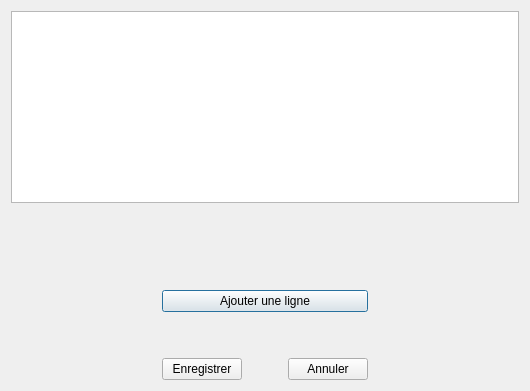
This is dialoginsertionremi.ui in LouisVraie/dbManagerApp as Qt 5 draws it before an edit. The edited form follows.
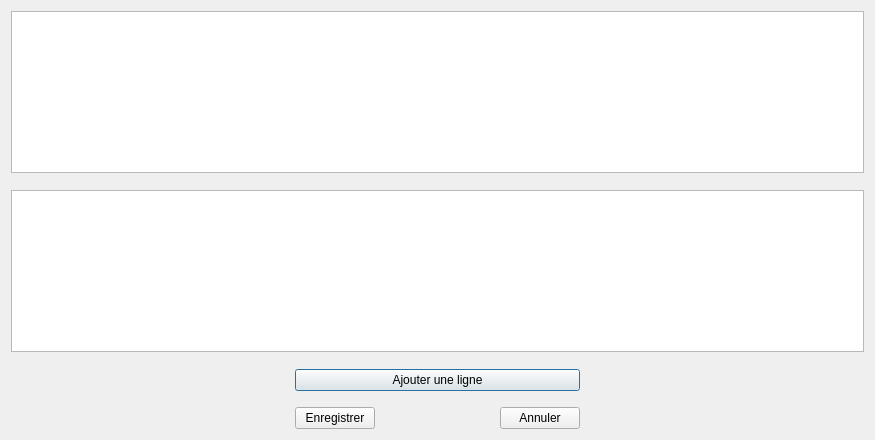
This is the edited form.

Commit message: mofication de l'interface graphique de l'insertion + gestion affichage du resultat de la commande dans la fenetre + modification execution des requetes

Diff of the .ui file:
```diff
--- a/dialoginsertionremi.ui
+++ b/dialoginsertionremi.ui
@@ -6,8 +6,8 @@
    <rect>
     <x>0</x>
     <y>0</y>
-    <width>530</width>
-    <height>391</height>
+    <width>875</width>
+    <height>440</height>
    </rect>
   </property>
   <property name="windowTitle">
@@ -39,6 +39,22 @@
        </property>
       </spacer>
      </item>
+     <item>
+      <widget class="QTextEdit" name="textEditResultatError"/>
+     </item>
+     <item>
+      <spacer name="verticalSpacer_3">
+       <property name="orientation">
+        <enum>Qt::Vertical</enum>
+       </property>
+       <property name="sizeHint" stdset="0">
+        <size>
+         <width>20</width>
+         <height>40</height>
+        </size>
+       </property>
+      </spacer>
+     </item>
      <item>
       <layout class="QHBoxLayout" name="horizontalLayout_2">
        <item>
```
The commit also changes 2 other files.
